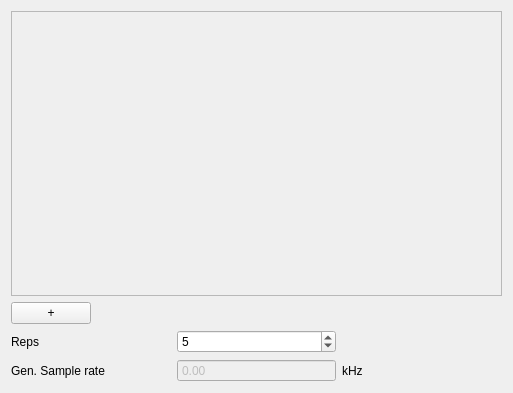
Above: spikeylab/gui/stim/explore_stim_editor.ui from portfors-lab/sparkle before the change. Below: the same form after it.
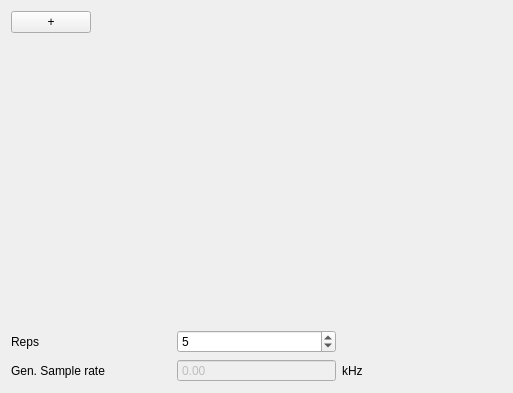
That is the form after the change. Custom widgets are drawn as their Qt base class.

Commit message: Less bad stacked explore tracks

Diff of the .ui file:
```diff
--- a/spikeylab/gui/stim/explore_stim_editor.ui
+++ b/spikeylab/gui/stim/explore_stim_editor.ui
@@ -15,31 +15,10 @@
   </property>
   <layout class="QVBoxLayout" name="verticalLayout">
    <item>
-    <widget class="QScrollArea" name="scrollArea">
-     <property name="sizePolicy">
-      <sizepolicy hsizetype="Expanding" vsizetype="Expanding">
-       <horstretch>0</horstretch>
-       <verstretch>0</verstretch>
-      </sizepolicy>
-     </property>
-     <property name="widgetResizable">
-      <bool>true</bool>
-     </property>
-     <widget class="QWidget" name="scrollAreaWidgetContents_3">
-      <property name="geometry">
-       <rect>
-        <x>0</x>
-        <y>0</y>
-        <width>493</width>
-        <height>254</height>
-       </rect>
-      </property>
-      <layout class="QVBoxLayout" name="layout"/>
-     </widget>
-    </widget>
-   </item>
-   <item>
-    <layout class="QHBoxLayout" name="horizontalLayout">
+    <layout class="QHBoxLayout" name="_2">
+     <item>
+      <layout class="QHBoxLayout" name="trackBtnLayout"/>
+     </item>
      <item>
       <widget class="QPushButton" name="addBtn">
        <property name="text">
@@ -62,6 +41,9 @@
      </item>
     </layout>
    </item>
+   <item>
+    <widget class="QStackedWidget" name="trackStack"/>
+   </item>
    <item>
     <layout class="QGridLayout" name="gridLayout">
      <item row="0" column="1">
```
The commit also changes 3 other files.
